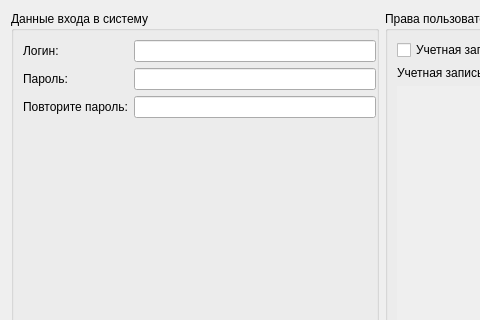
Old version of the form msystem/src/administrator/usereditwidget.ui in the repository megakoko/m-system; both pictures show x 0 to 480 and y 0 to 320 of the 764 by 493 pixel window.
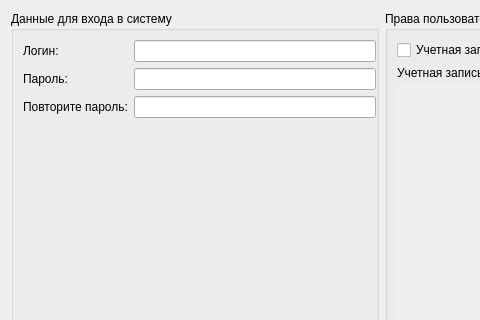
New version of the form.

Diff of the .ui file:
```diff
--- a/msystem/src/administrator/usereditwidget.ui
+++ b/msystem/src/administrator/usereditwidget.ui
@@ -19,7 +19,7 @@
      <item>
       <widget class="QGroupBox" name="groupBox">
        <property name="title">
-        <string>Данные входа в систему</string>
+        <string>Данные для входа в систему</string>
        </property>
        <layout class="QFormLayout" name="formLayout">
         <property name="fieldGrowthPolicy">
```
Left out of the diff: 4 changed lines with no effect on the pictures.
